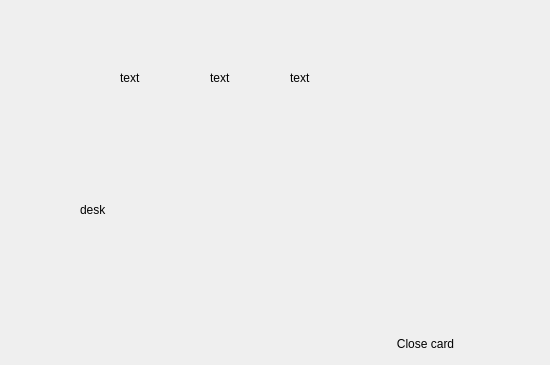
Old version of the form categories.ui in the repository codingburgas/10grade-christmas-luck-olouxi; both pictures show x 730 to 1280 and y 355 to 720 of the 1280 by 720 pixel window.
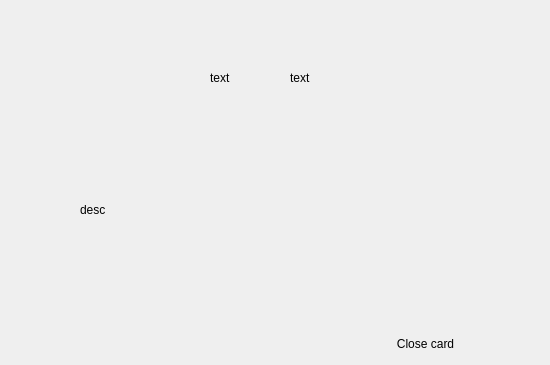
New version of the form. Icons and pictures are not drawn.

Patch:
```diff
--- a/categories.ui
+++ b/categories.ui
@@ -405,7 +405,7 @@
      </rect>
     </property>
     <property name="text">
-     <string>desk</string>
+     <string>desc</string>
     </property>
    </widget>
    <widget class="QLabel" name="animalPhotoLabel">
@@ -431,7 +431,7 @@
      </rect>
     </property>
     <property name="text">
-     <string>text</string>
+     <string/>
     </property>
    </widget>
    <widget class="QLabel" name="lanimalInfoLabel2">
```
